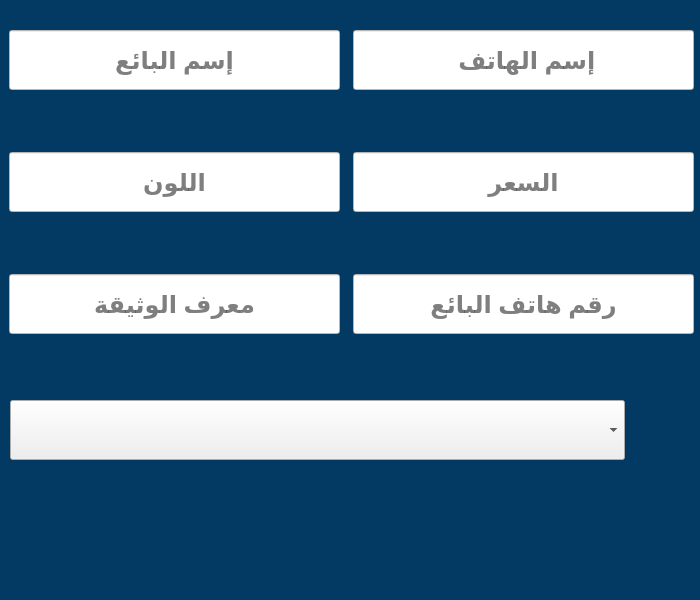
This is uis/qt_uis/used/mobile.ui in salahkhiat/Modeer-V1 as Qt 5 draws it before an edit. The edited form follows.
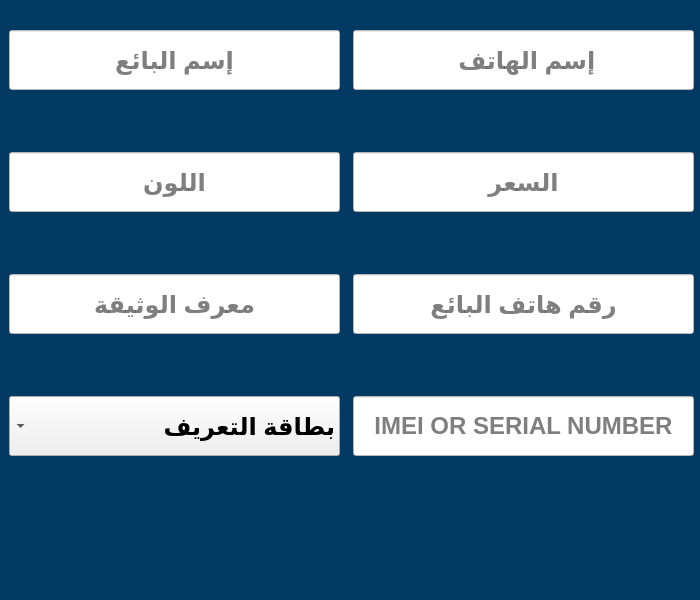
This is the edited form. Icons and pictures are not drawn.

Commit message: modifying buying a mobile window

```diff
--- a/uis/qt_uis/used/mobile.ui
+++ b/uis/qt_uis/used/mobile.ui
@@ -34,7 +34,7 @@
      <x>9</x>
      <y>30</y>
      <width>331</width>
-     <height>362</height>
+     <height>431</height>
     </rect>
    </property>
    <layout class="QVBoxLayout" name="verticalLayout">
@@ -233,6 +233,49 @@
       </property>
      </widget>
     </item>
+    <item>
+     <widget class="QComboBox" name="document_type">
+      <property name="minimumSize">
+       <size>
+        <width>0</width>
+        <height>60</height>
+       </size>
+      </property>
+      <property name="maximumSize">
+       <size>
+        <width>16777215</width>
+        <height>60</height>
+       </size>
+      </property>
+      <property name="font">
+       <font>
+        <pointsize>18</pointsize>
+        <bold>true</bold>
+       </font>
+      </property>
+      <property name="layoutDirection">
+       <enum>Qt::RightToLeft</enum>
+      </property>
+      <property name="styleSheet">
+       <string notr="true">background-color:none;</string>
+      </property>
+      <item>
+       <property name="text">
+        <string>بطاقة التعريف</string>
+       </property>
+      </item>
+      <item>
+       <property name="text">
+        <string>رخصة السياقة</string>
+       </property>
+      </item>
+      <item>
+       <property name="text">
+        <string>جواز السفر</string>
+       </property>
+      </item>
+     </widget>
+    </item>
    </layout>
   </widget>
   <widget class="QWidget" name="verticalLayoutWidget_2">
@@ -241,7 +284,7 @@
      <x>353</x>
      <y>30</y>
      <width>341</width>
-     <height>362</height>
+     <height>484</height>
     </rect>
    </property>
    <layout class="QVBoxLayout" name="verticalLayout_2">
@@ -440,6 +483,71 @@
       </property>
      </widget>
     </item>
+    <item>
+     <widget class="QLineEdit" name="imei_serial">
+      <property name="minimumSize">
+       <size>
+        <width>0</width>
+        <height>60</height>
+       </size>
+      </property>
+      <property name="maximumSize">
+       <size>
+        <width>16777215</width>
+        <height>60</height>
+       </size>
+      </property>
+      <property name="font">
+       <font>
+        <pointsize>18</pointsize>
+        <bold>true</bold>
+       </font>
+      </property>
+      <property name="styleSheet">
+       <string notr="true">background-color:white;</string>
+      </property>
+      <property name="maxLength">
+       <number>15</number>
+      </property>
+      <property name="alignment">
+       <set>Qt::AlignCenter</set>
+      </property>
+      <property name="placeholderText">
+       <string>IMEI OR SERIAL NUMBER</string>
+      </property>
+     </widget>
+    </item>
+    <item>
+     <widget class="QLabel" name="imei_serial_err">
+      <property name="minimumSize">
+       <size>
+        <width>0</width>
+        <height>50</height>
+       </size>
+      </property>
+      <property name="maximumSize">
+       <size>
+        <width>16777215</width>
+        <height>50</height>
+       </size>
+      </property>
+      <property name="font">
+       <font>
+        <pointsize>14</pointsize>
+        <bold>true</bold>
+       </font>
+      </property>
+      <property name="styleSheet">
+       <string notr="true">color:white;</string>
+      </property>
+      <property name="text">
+       <string/>
+      </property>
+      <property name="alignment">
+       <set>Qt::AlignCenter</set>
+      </property>
+     </widget>
+    </item>
    </layout>
   </widget>
   <widget class="QWidget" name="horizontalLayoutWidget">
@@ -536,130 +644,6 @@
     </item>
    </layout>
   </widget>
-  <widget class="QWidget" name="horizontalLayoutWidget_2">
-   <property name="geometry">
-    <rect>
-     <x>10</x>
-     <y>390</y>
-     <width>681</width>
-     <height>80</height>
-    </rect>
-   </property>
-   <layout class="QHBoxLayout" name="horizontalLayout_2">
-    <item>
-     <widget class="QComboBox" name="document_type">
-      <property name="minimumSize">
-       <size>
-        <width>0</width>
-        <height>60</height>
-       </size>
-      </property>
-      <property name="maximumSize">
-       <size>
-        <width>16777215</width>
-        <height>60</height>
-       </size>
-      </property>
-      <property name="font">
-       <font>
-        <pointsize>18</pointsize>
-        <bold>true</bold>
-       </font>
-      </property>
-      <property name="styleSheet">
-       <string notr="true">background-color:none;</string>
-      </property>
-     </widget>
-    </item>
-    <item>
-     <widget class="QPushButton" name="add_document_type_btn">
-      <property name="minimumSize">
-       <size>
-        <width>60</width>
-        <height>60</height>
-       </size>
-      </property>
-      <property name="maximumSize">
-       <size>
-        <width>60</width>
-        <height>60</height>
-       </size>
-      </property>
-      <property name="cursor">
-       <cursorShape>PointingHandCursor</cursorShape>
-      </property>
-      <property name="toolTip">
-       <string>إضافة نوع وثيقة جديد</string>
-      </property>
-      <property name="styleSheet">
-       <string notr="true">QPushButton:hover{
-	background-color:#3f5482;
-	border: 1px solid #3f5482;
-}</string>
-      </property>
-      <property name="text">
-       <string/>
-      </property>
-      <property name="icon">
-       <iconset>
-        <normaloff>../icons/add.svg</normaloff>../icons/add.svg</iconset>
-      </property>
-      <property name="iconSize">
-       <size>
-        <width>50</width>
-        <height>50</height>
-       </size>
-      </property>
-      <property name="flat">
-       <bool>true</bool>
-      </property>
-     </widget>
-    </item>
-   </layout>
-  </widget>
-  <widget class="QWidget" name="verticalLayoutWidget_3">
-   <property name="geometry">
-    <rect>
-     <x>10</x>
-     <y>470</y>
-     <width>681</width>
-     <height>61</height>
-    </rect>
-   </property>
-   <layout class="QVBoxLayout" name="verticalLayout_3">
-    <item>
-     <widget class="QLabel" name="document_type_err">
-      <property name="minimumSize">
-       <size>
-        <width>0</width>
-        <height>50</height>
-       </size>
-      </property>
-      <property name="maximumSize">
-       <size>
-        <width>16777215</width>
-        <height>50</height>
-       </size>
-      </property>
-      <property name="font">
-       <font>
-        <pointsize>14</pointsize>
-        <bold>true</bold>
-       </font>
-      </property>
-      <property name="styleSheet">
-       <string notr="true">color:white;</string>
-      </property>
-      <property name="text">
-       <string/>
-      </property>
-      <property name="alignment">
-       <set>Qt::AlignCenter</set>
-      </property>
-     </widget>
-    </item>
-   </layout>
-  </widget>
  </widget>
  <resources/>
  <connections>
```
The commit also changes 4 other files.
